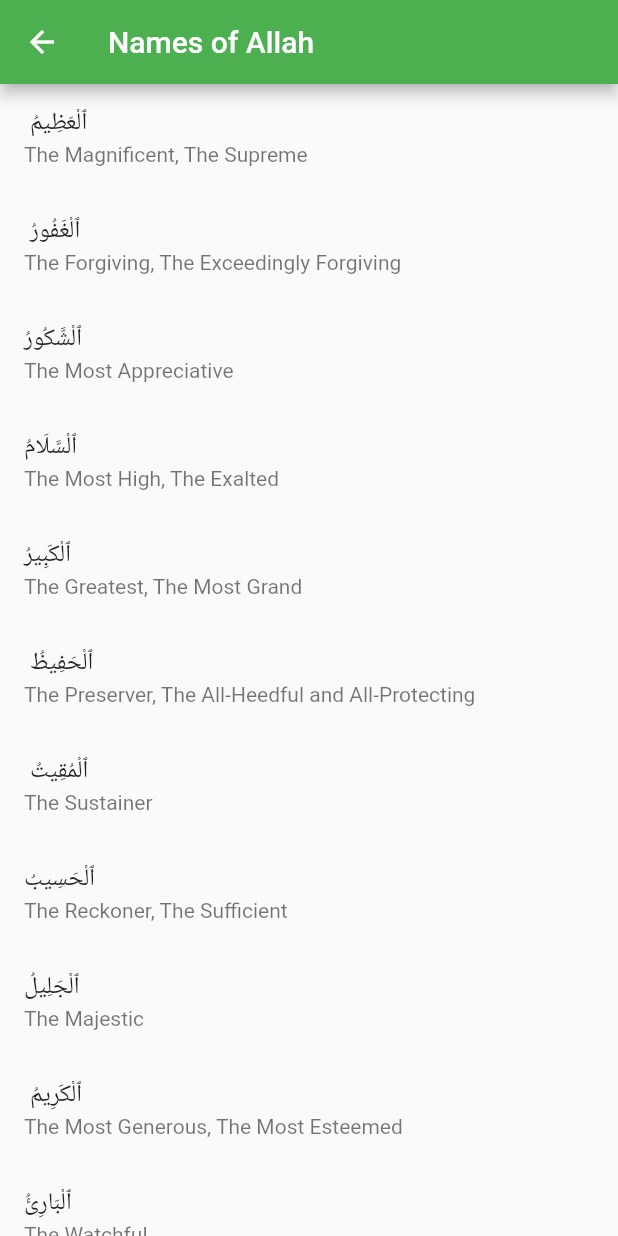
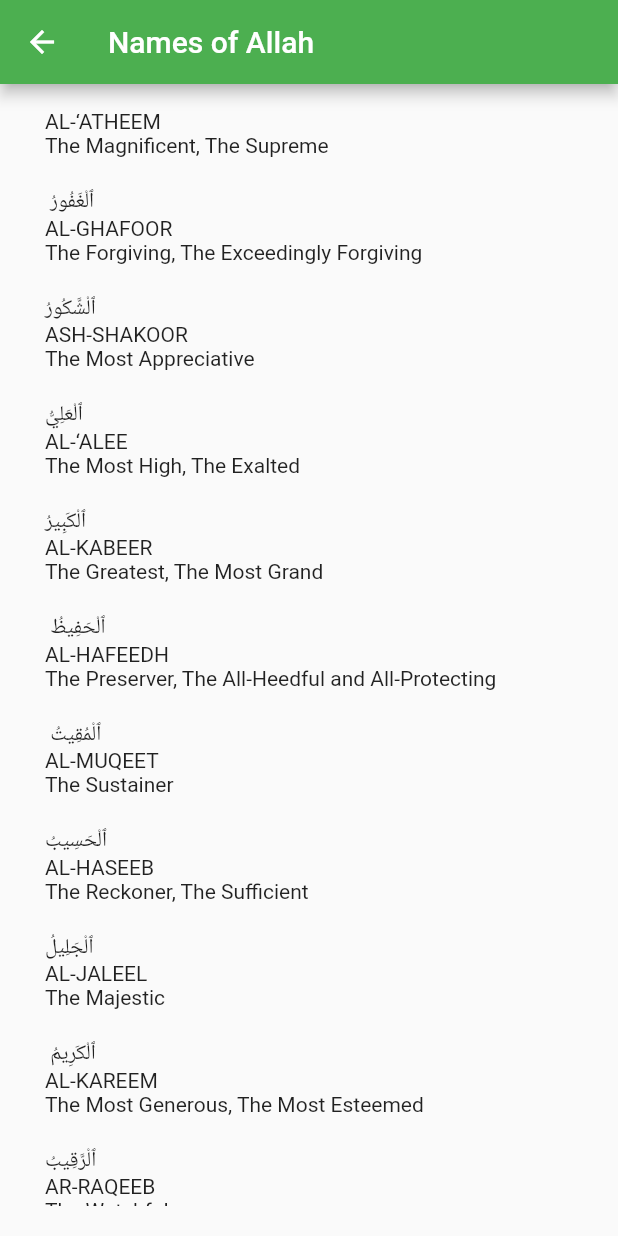
Before and after one commit to ziasultan2/taghrid, a Flutter app: the NameUI screen opened directly, scrolled down 2304 dp, on a phone screen of 412 x 824 dp. Run offline on Flutter 3.47's test engine with Material 2 defaults, Android fonts, the phone set to English and light mode, and no system bars; our stand-ins replace audioplayers, get, hijri, shared_preferences; accounts and stored records are empty; statements that could not run were skipped.

Commit message:
fix names of Allah

```diff
--- a/lib/view/names/nameUI.dart
+++ b/lib/view/names/nameUI.dart
@@ -9,12 +9,21 @@ class NameUI extends StatelessWidget {
         title: Text('Names of Allah'),
       ),
       body: Container(
+        margin: EdgeInsets.all(20),
         child: ListView.builder(
             itemCount: namesOfAllah.length,
             itemBuilder: (context, index) {
-              return ListTile(
-                title: Text(namesOfAllah[index].arabic),
-                subtitle: Text(namesOfAllah[index].translation),
+              return Container(
+                margin: EdgeInsets.all(10),
+                child: ListView(
+                  shrinkWrap: true,
+                  physics: NeverScrollableScrollPhysics(),
+                  children: [
+                    Text(namesOfAllah[index].arabic),
+                    Text(namesOfAllah[index].transliteration),
+                    Text(namesOfAllah[index].translation)
+                  ],
+                ),
               );
             }),
       ),
@@ -200,7 +209,7 @@ const List<Name> namesOfAllah = const <Name>[
       translation: 'The Most Appreciative'),
   const Name(
       id: 36,
-      arabic: 'ٱلْسَّلَامُ',
+      arabic: 'ٱلْعَلِيُّ',
       transliteration: 'AL-‘ALEE',
       translation: 'The Most High, The Exalted'),
   const Name(
@@ -235,7 +244,7 @@ const List<Name> namesOfAllah = const <Name>[
       translation: 'The Most Generous, The Most Esteemed'),
   const Name(
       id: 43,
-      arabic: 'ٱلْبَارِئُ',
+      arabic: 'ٱلْرَّقِيبُ',
       transliteration: 'AR-RAQEEB',
       translation: 'The Watchful'),
   const Name(
@@ -380,7 +389,7 @@ const List<Name> namesOfAllah = const <Name>[
       translation: 'The Expediter, The Promoter'),
   const Name(
       id: 72,
-      arabic: 'ٱلْحَىُّ',
+      arabic: 'ٱلْمُؤَخِّرُ',
       transliteration: 'AL-MU’AKHKHIR',
       translation: 'The Delayer, the Retarder'),
   const Name(
--- a/pubspec.yaml
+++ b/pubspec.yaml
@@ -15,7 +15,7 @@ publish_to: "none" # Remove this line if you wish to publish to pub.dev
 # In iOS, build-name is used as CFBundleShortVersionString while build-number used as CFBundleVersion.
 # Read more about iOS versioning at
 # https://developer.apple.com/library/archive/documentation/General/Reference/InfoPlistKeyReference/Articles/CoreFoundationKeys.html
-version: 1.0.2+10
+version: 1.0.3+12
 
 environment:
   sdk: ">=2.7.0 <3.0.0"
```
Also changed, not shown: 7 other files.
